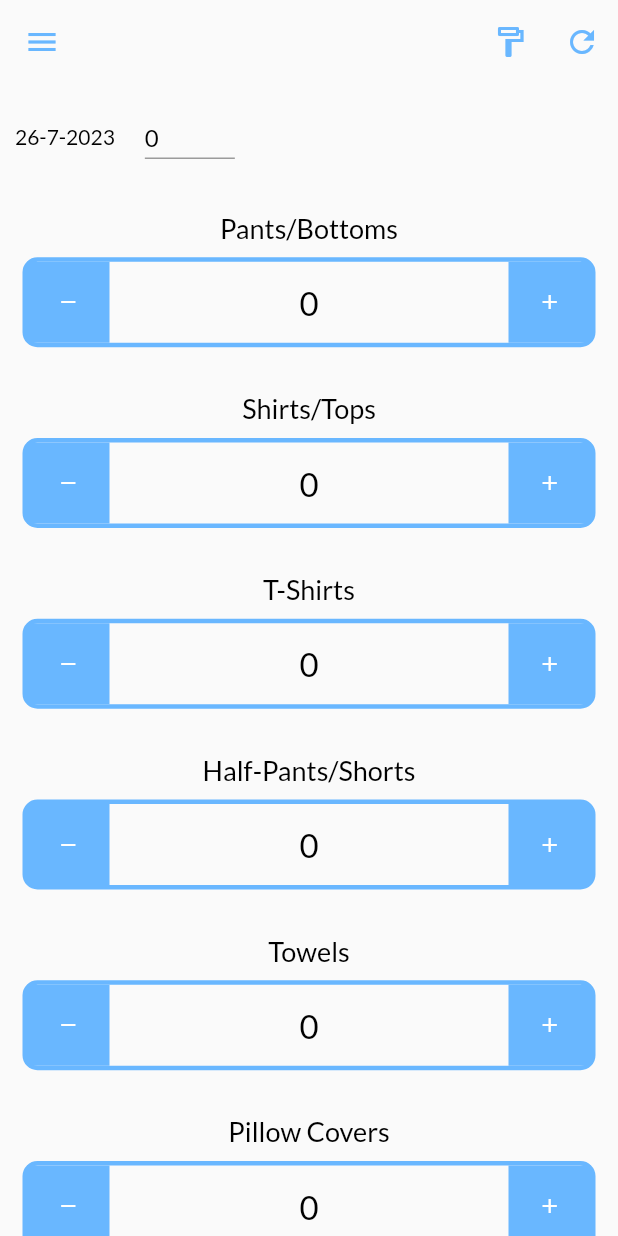
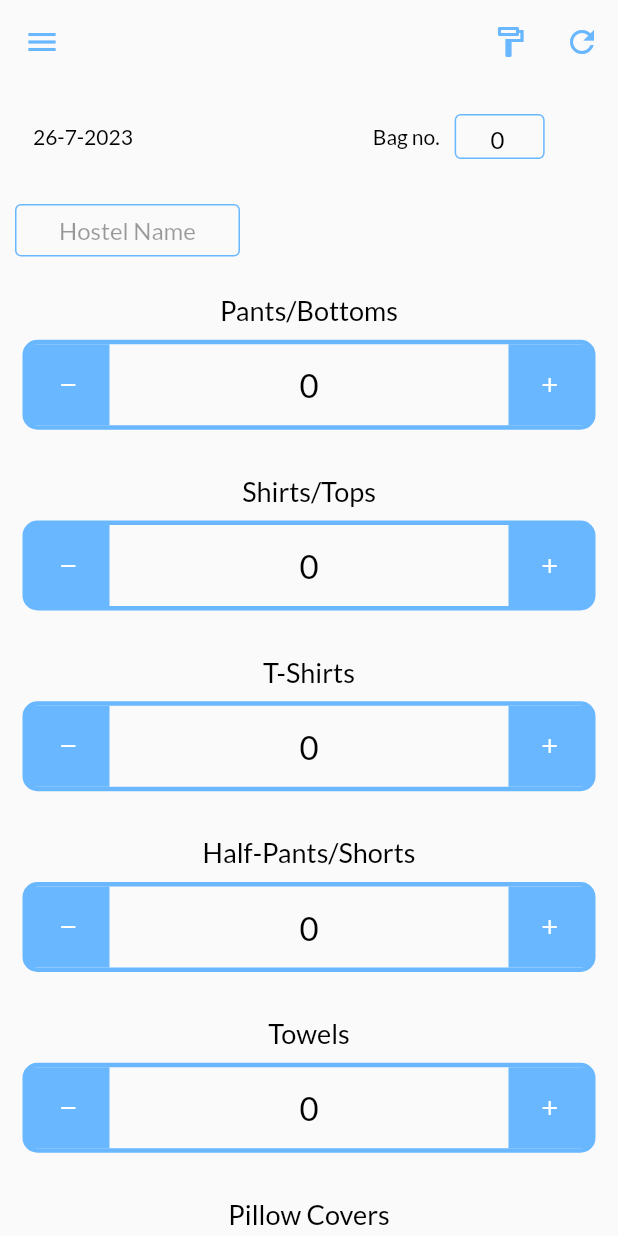
Before and after one commit to nikhil-RGB/srm_laundry, a Flutter app: the screen it shows after launch, on a phone screen of 412 x 824 dp. Run offline on Flutter 3.47's test engine with Material 2 defaults, Android fonts, the phone set to English and light mode, and no system bars; our stand-ins replace fluttertoast, google_fonts, hive, hive_flutter, logger; accounts and stored records are empty.

Commit message:
✨ Add hostel name to deets

```diff
--- a/lib/pages/CounterPage.dart
+++ b/lib/pages/CounterPage.dart
@@ -2,6 +2,7 @@ import 'dart:core';
 import 'package:flutter/services.dart';
 import 'package:fluttertoast/fluttertoast.dart';
 import 'package:laundry_counter/pages/DatePage.dart';
+// ignore: unused_import
 import 'package:logger/logger.dart';
 import 'package:flutter/material.dart';
 import 'package:hive/hive.dart';
@@ -24,6 +25,7 @@ class _CounterPageState extends State<CounterPage> {
   late Map<String, int> clothes;
   late String date;
   late TextEditingController _bagController;
+  late TextEditingController _nameController;
 
   int total = 0;
   late Box<BagDataModel> laundryBox;
@@ -50,6 +52,7 @@ class _CounterPageState extends State<CounterPage> {
     };
     date = widget.model.date;
     _bagController = TextEditingController(text: "${widget.model.bagNo}");
+    _nameController = TextEditingController(text: "${widget.model.hostelName}");
   }
 
   @override
@@ -106,6 +109,7 @@ class _CounterPageState extends State<CounterPage> {
           const SizedBox(
             height: 10,
           ),
+          nameField(_nameController, "Hostel Name"),
           buildCounter("Pants/Bottoms"),
           buildCounter("Shirts/Tops"),
           buildCounter("T-Shirts"),
@@ -276,8 +280,9 @@ class _CounterPageState extends State<CounterPage> {
       bedsheets: clothes["Bedsheets"]!,
       others: clothes["Others"]!,
       date: date,
-      bagNo: int.parse(_bagController.text),
+      bagNo: int.parse("0" + _bagController.text),
       total: total,
+      hostelName: _nameController.text,
     );
   }
 
@@ -293,15 +298,39 @@ class _CounterPageState extends State<CounterPage> {
       padding: const EdgeInsets.all(10.0),
       child: Row(
         children: [
+          const SizedBox(
+            width: 12.0,
+          ),
           Text(
             date,
             style: TextStyle(color: darkMode ? darkModeFg : lightModeFg),
           ),
-          const SizedBox(width: 20),
+          const SizedBox(width: 160),
+          Text(
+            "Bag no.",
+            style: TextStyle(color: darkMode ? darkModeFg : lightModeFg),
+          ),
+          SizedBox(width: 10.0),
           SizedBox(
             width: 60,
             height: 30,
             child: TextField(
+              textAlign: TextAlign.center,
+              textAlignVertical: TextAlignVertical.center,
+              decoration: InputDecoration(
+                contentPadding: EdgeInsets.symmetric(
+                  vertical: 8.0,
+                  horizontal: 5.0,
+                ),
+                isDense: true,
+                enabledBorder: OutlineInputBorder(
+                  borderSide: BorderSide(width: 1.0, color: color),
+                ),
+                focusedBorder: OutlineInputBorder(
+                  borderSide: BorderSide(
+                      width: 1.0, color: darkMode ? darkModeFg : lightModeFg),
+                ),
+              ),
               controller: _bagController,
               style: TextStyle(color: darkMode ? darkModeFg : lightModeFg),
               keyboardType: TextInputType.number,
@@ -310,6 +339,47 @@ class _CounterPageState extends State<CounterPage> {
               ],
             ),
           )
+        ],
+      ),
+    );
+  }
+
+  Widget nameField(TextEditingController controller, String label) {
+    return Padding(
+      padding: EdgeInsets.all(10.0),
+      child: Row(
+        children: [
+          SizedBox(
+            width: 150,
+            child: TextField(
+              textAlign: TextAlign.center,
+              textAlignVertical: TextAlignVertical.center,
+              decoration: InputDecoration(
+                hintStyle: TextStyle(
+                    color:
+                        (darkMode ? darkModeFg : lightModeFg).withAlpha(100)),
+                hintText: "Hostel Name",
+                contentPadding: EdgeInsets.symmetric(
+                  vertical: 8.0,
+                  horizontal: 5.0,
+                ),
+                isDense: true,
+                enabledBorder: OutlineInputBorder(
+                  borderSide: BorderSide(width: 1.0, color: color),
+                ),
+                focusedBorder: OutlineInputBorder(
+                  borderSide: BorderSide(
+                      width: 1.0, color: darkMode ? darkModeFg : lightModeFg),
+                ),
+              ),
+              controller: _nameController,
+              style: TextStyle(color: darkMode ? darkModeFg : lightModeFg),
+              keyboardType: TextInputType.name,
+              inputFormatters: <TextInputFormatter>[
+                FilteringTextInputFormatter.singleLineFormatter
+              ],
+            ),
+          ),
         ],
       ),
     );
--- a/lib/pages/models/BagDataModel.dart
+++ b/lib/pages/models/BagDataModel.dart
@@ -26,6 +26,8 @@ class BagDataModel extends HiveObject {
   String date;
   @HiveField(10)
   int bagNo;
+  @HiveField(11)
+  String hostelName;
 
   BagDataModel({
     this.pants = 0,
@@ -39,6 +41,7 @@ class BagDataModel extends HiveObject {
     this.total = 0,
     this.date = "",
     this.bagNo = 0,
+    this.hostelName = "",
   }) {
     if (date.isEmpty) {
       date = currentDate();
--- a/pubspec.yaml
+++ b/pubspec.yaml
@@ -43,6 +43,7 @@ dependencies:
   logger: ^1.4.0
   fluttertoast: ^8.2.2
   flutter_launcher_icons: ^0.13.1
+  build_runner: ^2.4.6
 
 dev_dependencies:
   flutter_launcher_icons: "^0.13.1"
```
Also changed, not shown: lib/pages/models/BagDataModel.g.dart, pubspec.lock, 27 other files.
